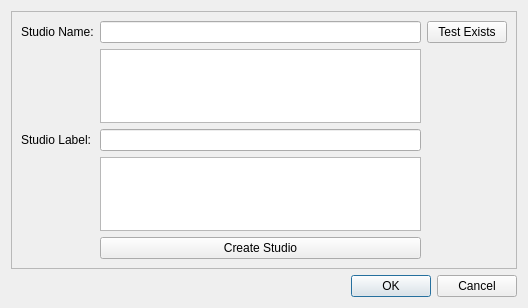
First picture: the form in ui/create_cloud_studio.ui, repository volodya-renderberg/lineyka, before the edit.
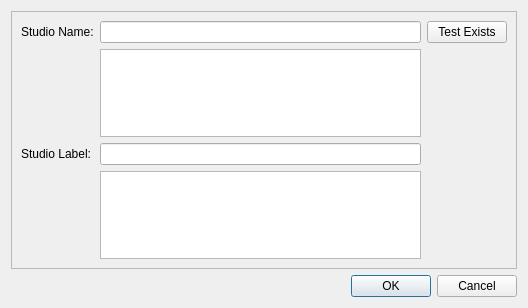
Second picture: the form after the edit.

Patch:
```diff
--- a/ui/create_cloud_studio.ui
+++ b/ui/create_cloud_studio.ui
@@ -23,13 +23,6 @@
       <enum>QFrame::Raised</enum>
      </property>
      <layout class="QGridLayout" name="gridLayout">
-      <item row="4" column="1">
-       <widget class="QPushButton" name="create_button">
-        <property name="text">
-         <string>Create Studio</string>
-        </property>
-       </widget>
-      </item>
       <item row="0" column="0">
        <widget class="QLabel" name="label_1">
         <property name="text">
```
